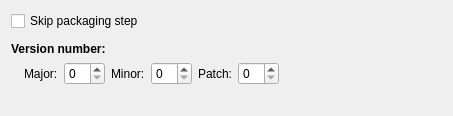
Before: the Qt Designer form src/plugins/qt4projectmanager/qt-maemo/maemopackagecreationwidget.ui in qt-creator/qt-creator, drawn with Qt 5.
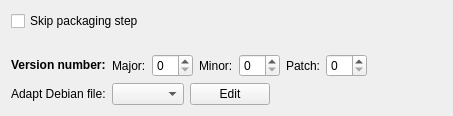
After: the same form once the commit is applied.

Commit message:
Maemo: Let user edit Debian files via the packaging widget.
This will give an additional hint to users that they can and should
adapt the Debian template files.

```diff
--- a/src/plugins/qt4projectmanager/qt-maemo/maemopackagecreationwidget.ui
+++ b/src/plugins/qt4projectmanager/qt-maemo/maemopackagecreationwidget.ui
@@ -16,7 +16,7 @@
     <verstretch>1</verstretch>
    </sizepolicy>
   </property>
-  <layout class="QVBoxLayout" name="verticalLayout_3">
+  <layout class="QVBoxLayout" name="verticalLayout">
    <item>
     <widget class="QCheckBox" name="skipCheckBox">
      <property name="toolTip">
@@ -28,27 +28,27 @@
     </widget>
    </item>
    <item>
-    <spacer name="verticalSpacer_2">
+    <spacer name="verticalSpacer">
      <property name="orientation">
       <enum>Qt::Vertical</enum>
      </property>
-     <property name="sizeType">
-      <enum>QSizePolicy::Fixed</enum>
-     </property>
      <property name="sizeHint" stdset="0">
       <size>
        <width>20</width>
-       <height>5</height>
+       <height>40</height>
       </size>
      </property>
     </spacer>
    </item>
    <item>
-    <layout class="QVBoxLayout" name="verticalLayout_2">
-     <item>
+    <layout class="QFormLayout" name="formLayout">
+     <property name="fieldGrowthPolicy">
+      <enum>QFormLayout::AllNonFixedFieldsGrow</enum>
+     </property>
+     <item row="0" column="0">
       <widget class="QLabel" name="label">
        <property name="sizePolicy">
-        <sizepolicy hsizetype="Preferred" vsizetype="Maximum">
+        <sizepolicy hsizetype="Preferred" vsizetype="Preferred">
          <horstretch>0</horstretch>
          <verstretch>0</verstretch>
         </sizepolicy>
@@ -60,28 +60,12 @@
         </font>
        </property>
        <property name="text">
-        <string>Version number:</string>
+        <string>&lt;b&gt;Version number:&lt;/b&gt;</string>
        </property>
       </widget>
      </item>
-     <item>
+     <item row="0" column="1">
       <layout class="QHBoxLayout" name="horizontalLayout_2">
-       <item>
-        <spacer name="horizontalSpacer">
-         <property name="orientation">
-          <enum>Qt::Horizontal</enum>
-         </property>
-         <property name="sizeType">
-          <enum>QSizePolicy::Fixed</enum>
-         </property>
-         <property name="sizeHint" stdset="0">
-          <size>
-           <width>13</width>
-           <height>13</height>
-          </size>
-         </property>
-        </spacer>
-       </item>
        <item>
         <widget class="QLabel" name="label_2">
          <property name="sizePolicy">
@@ -175,21 +159,42 @@
        </item>
       </layout>
      </item>
+     <item row="1" column="0">
+      <widget class="QLabel" name="editDebianFileLabel">
+       <property name="text">
+        <string>&lt;b&gt;Adapt Debian file:&lt;/b&gt;</string>
+       </property>
+      </widget>
+     </item>
+     <item row="1" column="1">
+      <layout class="QHBoxLayout" name="horizontalLayout">
+       <item>
+        <widget class="QComboBox" name="debianFilesComboBox"/>
+       </item>
+       <item>
+        <widget class="QPushButton" name="editDebianFileButton">
+         <property name="text">
+          <string>Edit</string>
+         </property>
+        </widget>
+       </item>
+       <item>
+        <spacer name="horizontalSpacer">
+         <property name="orientation">
+          <enum>Qt::Horizontal</enum>
+         </property>
+         <property name="sizeHint" stdset="0">
+          <size>
+           <width>40</width>
+           <height>20</height>
+          </size>
+         </property>
+        </spacer>
+       </item>
+      </layout>
+     </item>
     </layout>
    </item>
-   <item>
-    <spacer name="verticalSpacer">
-     <property name="orientation">
-      <enum>Qt::Vertical</enum>
-     </property>
-     <property name="sizeHint" stdset="0">
-      <size>
-       <width>20</width>
-       <height>40</height>
-      </size>
-     </property>
-    </spacer>
-   </item>
   </layout>
  </widget>
  <resources/>
```
Left out of the diff: 29 changed lines with no effect on the pictures. The commit also changes 4 other files.
